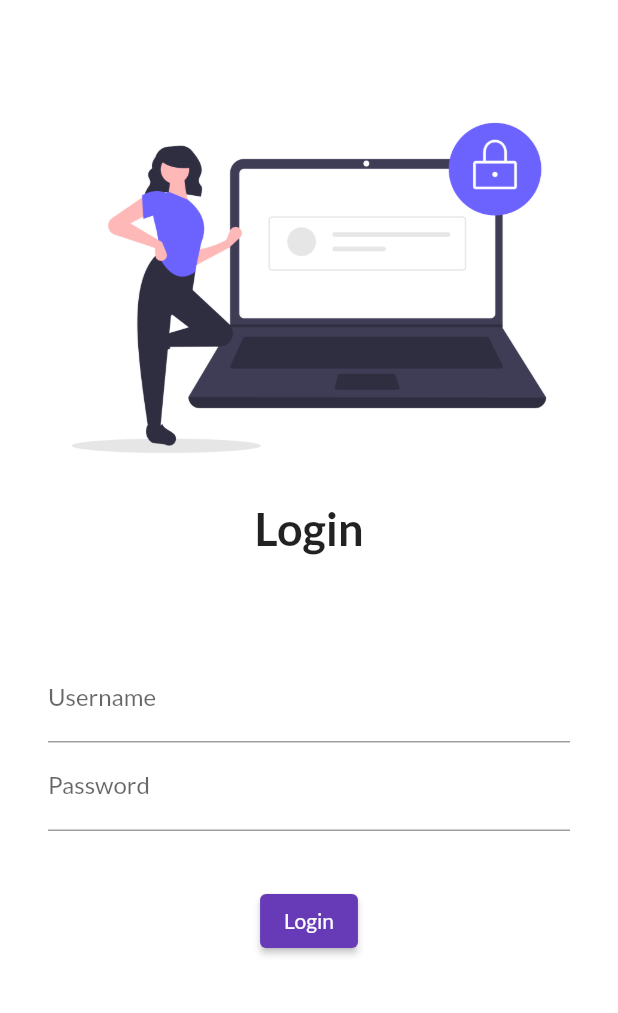
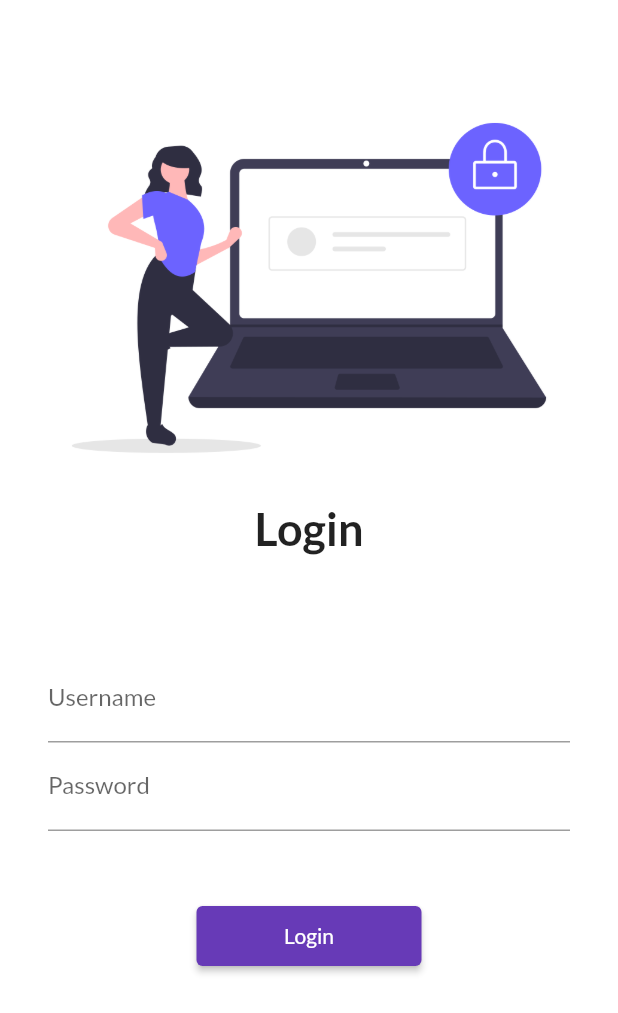
Before and after one commit to PHP-Programmer/learnflutter, a Flutter app: the screen it shows after launch, on a phone screen of 412 x 824 dp. Shown: the top 1013 px of the screen. Run offline on Flutter 3.47's test engine with Material 2 defaults, Android fonts, the phone set to English and light mode, and no system bars; our stand-ins replace google_fonts.

Commit message:
day5 completed

```diff
--- a/lib/main.dart
+++ b/lib/main.dart
@@ -1,6 +1,7 @@
 import 'package:flutter/material.dart';
 import 'package:flutter_catalog/pages/login_page.dart';
 import 'package:flutter_catalog/pages/home_page.dart';
+import 'package:flutter_catalog/utils/routes.dart';
 import 'package:google_fonts/google_fonts.dart';
 
 void main() {
@@ -14,17 +15,18 @@ class MyApp extends StatelessWidget {
   Widget build(BuildContext context) {
     return MaterialApp(
       //home: HomePage(), // Home Page Content From home_page.dart
+      debugShowCheckedModeBanner: false,
       themeMode: ThemeMode.light,
       theme: ThemeData(
         primarySwatch: Colors.deepPurple,
         fontFamily: GoogleFonts.lato().fontFamily,
       ),
       darkTheme: ThemeData(brightness: Brightness.dark),
-      initialRoute: "/login",
+      initialRoute: '/',
       routes: {
-        "/": (context) => LoginPage(),
-        "/home": (context) => HomePage(),
-        "/login": (context) => LoginPage(),
+        '/': (context) => LoginPage(),
+        MyRoutes.homeRoute: (context) => HomePage(),
+        MyRoutes.loginRoute: (context) => LoginPage(),
       },
     );
   }
--- a/lib/pages/login_page.dart
+++ b/lib/pages/login_page.dart
@@ -1,4 +1,6 @@
 import 'package:flutter/material.dart';
+import 'package:flutter/widgets.dart';
+import 'package:flutter_catalog/utils/routes.dart';
 
 class LoginPage extends StatelessWidget {
   const LoginPage({Key? key}) : super(key: key);
@@ -7,17 +9,18 @@ class LoginPage extends StatelessWidget {
   Widget build(BuildContext context) {
     return Material(
       color: Colors.white,
+      child: SingleChildScrollView(
         child: Column(
           children: [
             SizedBox(
               height: 50,
             ),
-          new Image.asset(
+            Image.asset(
               'images/login_image.png',
               fit: BoxFit.cover,
             ),
             Text(
-            "Login",
+              'Login',
               style: TextStyle(fontSize: 30, fontWeight: FontWeight.bold),
             ),
             SizedBox(
@@ -45,16 +48,17 @@ class LoginPage extends StatelessWidget {
               ),
             ),
             SizedBox(
-            height: 20,
+              height: 30,
             ),
             ElevatedButton(
-              style: TextButton.styleFrom(),
+                style: TextButton.styleFrom(minimumSize: Size(150, 40)),
                 onPressed: () {
-                print('Hi Ansari');
+                  Navigator.pushNamed(context, MyRoutes.homeRoute);
                 },
                 child: Text('Login'))
           ],
         ),
+      ),
     );
   }
 }
--- /dev/null
+++ b/lib/utils/routes.dart
@@ -0,0 +1,4 @@
+class MyRoutes {
+  static String loginRoute = '/login';
+  static String homeRoute = '/home';
+}
```
Lines whose indentation alone changed are shown as unchanged.
